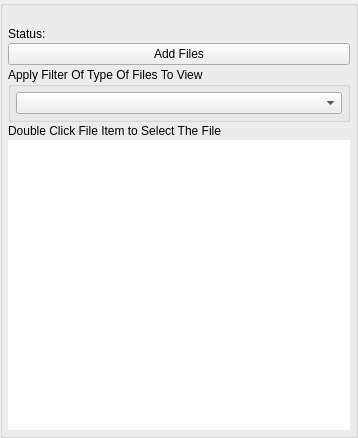
Old version of the form nolimitgui/CommonSrc/Forms/AppletLibrary.ui in the repository nolimitconnect/NoLimitConnect.
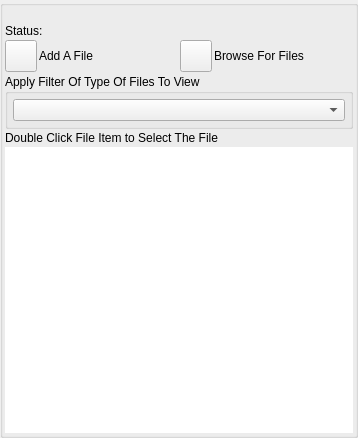
New version of the form. Custom widgets are drawn as their Qt base class.

Commit message: Work on better browse/add files

Diff of the .ui file:
```diff
--- a/nolimitgui/CommonSrc/Forms/AppletLibrary.ui
+++ b/nolimitgui/CommonSrc/Forms/AppletLibrary.ui
@@ -72,16 +72,16 @@
        <number>2</number>
       </property>
       <property name="leftMargin">
-       <number>5</number>
+       <number>2</number>
       </property>
       <property name="topMargin">
-       <number>5</number>
+       <number>2</number>
       </property>
       <property name="rightMargin">
-       <number>5</number>
+       <number>2</number>
       </property>
       <property name="bottomMargin">
-       <number>5</number>
+       <number>2</number>
       </property>
       <item>
        <widget class="QLabel" name="m_StatusLabel">
@@ -121,11 +121,78 @@
        </layout>
       </item>
       <item>
-       <widget class="VxPushButton" name="m_AddFilesButton">
-        <property name="text">
-         <string>Add Files</string>
-        </property>
-       </widget>
+       <layout class="QHBoxLayout" name="horizontalLayout">
+        <item>
+         <widget class="VxPushButton" name="m_AddFileButton">
+          <property name="minimumSize">
+           <size>
+            <width>32</width>
+            <height>32</height>
+           </size>
+          </property>
+          <property name="maximumSize">
+           <size>
+            <width>32</width>
+            <height>32</height>
+           </size>
+          </property>
+          <property name="text">
+           <string/>
+          </property>
+          <property name="iconSize">
+           <size>
+            <width>48</width>
+            <height>48</height>
+           </size>
+          </property>
+         </widget>
+        </item>
+        <item>
+         <widget class="VxLabel" name="m_AddFileLabel">
+          <property name="sizePolicy">
+           <sizepolicy hsizetype="Expanding" vsizetype="Preferred">
+            <horstretch>0</horstretch>
+            <verstretch>0</verstretch>
+           </sizepolicy>
+          </property>
+          <property name="text">
+           <string>Add A File</string>
+          </property>
+         </widget>
+        </item>
+        <item>
+         <widget class="VxPushButton" name="m_AddFilesButton">
+          <property name="minimumSize">
+           <size>
+            <width>32</width>
+            <height>32</height>
+           </size>
+          </property>
+          <property name="maximumSize">
+           <size>
+            <width>32</width>
+            <height>32</height>
+           </size>
+          </property>
+          <property name="text">
+           <string/>
+          </property>
+         </widget>
+        </item>
+        <item>
+         <widget class="VxLabel" name="m_BrowseFilesLabel">
+          <property name="sizePolicy">
+           <sizepolicy hsizetype="Expanding" vsizetype="Preferred">
+            <horstretch>0</horstretch>
+            <verstretch>0</verstretch>
+           </sizepolicy>
+          </property>
+          <property name="text">
+           <string>Browse For Files</string>
+          </property>
+         </widget>
+        </item>
+       </layout>
       </item>
       <item>
        <widget class="QGroupBox" name="m_FileFilterGroupBox">
@@ -211,6 +278,11 @@
    <extends>QComboBox</extends>
    <header>VxComboBoxFileFilter.h</header>
   </customwidget>
+  <customwidget>
+   <class>VxLabel</class>
+   <extends>QLabel</extends>
+   <header>VxLabel.h</header>
+  </customwidget>
  </customwidgets>
  <resources/>
  <connections/>
```
Left out of the diff: 2 changed lines with no effect on the pictures. The commit also changes 29 other files.
